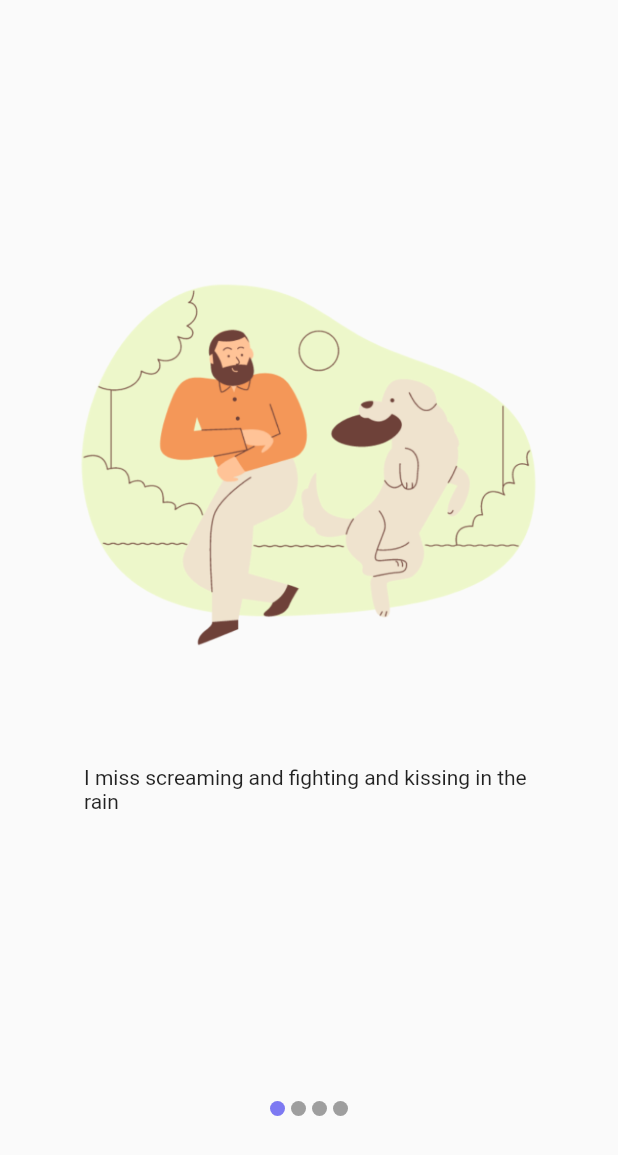
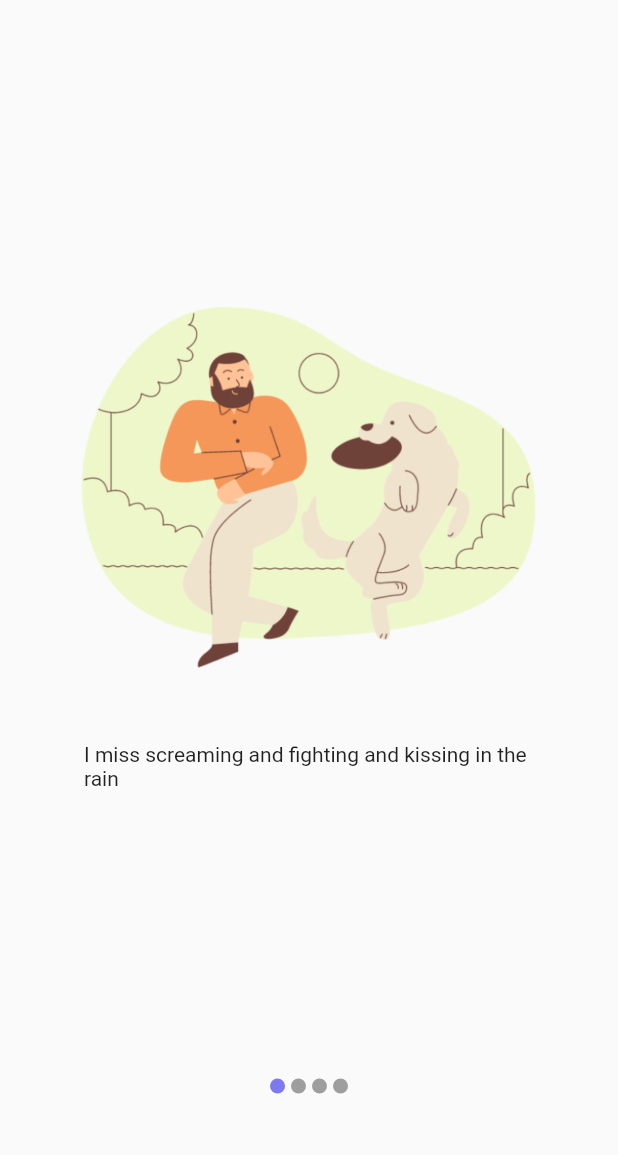
Before and after one commit to Crufixs/Captain-Puppy, a Flutter app: the screen it shows after launch, on a phone screen of 412 x 824 dp. Shown: the top 1155 px of the screen. Run offline on Flutter 3.47's test engine with Material 2 defaults, Android fonts, the phone set to English and light mode, and no system bars; drawn by our look-alikes of carousel_slider; our stand-ins replace date_format, fl_chart, flutter_spinkit, image_picker, rflutter_alert, shared_preferences and 1 more; accounts and stored records are empty.

Commit message:
hi piii!! incoming new updates ehe

```diff
--- a/lib/pages/Welcome page 1.dart
+++ b/lib/pages/Welcome page 1.dart
@@ -32,14 +32,14 @@ class _WelcomePageState extends State<WelcomePage> {
         child: Container(
           width: 300,
           child: Padding(
-            padding: const EdgeInsets.only(top: 40),
+            padding: const EdgeInsets.only(top: 10),
             child: Text(messages[index]),
           ),
         ),
       );
     } else {
       return Padding(
-        padding: const EdgeInsets.only(top: 40),
+        padding: const EdgeInsets.only(top: 10),
         child: Button(
           color: constants.firstColor,
           onClicked: () {
```
